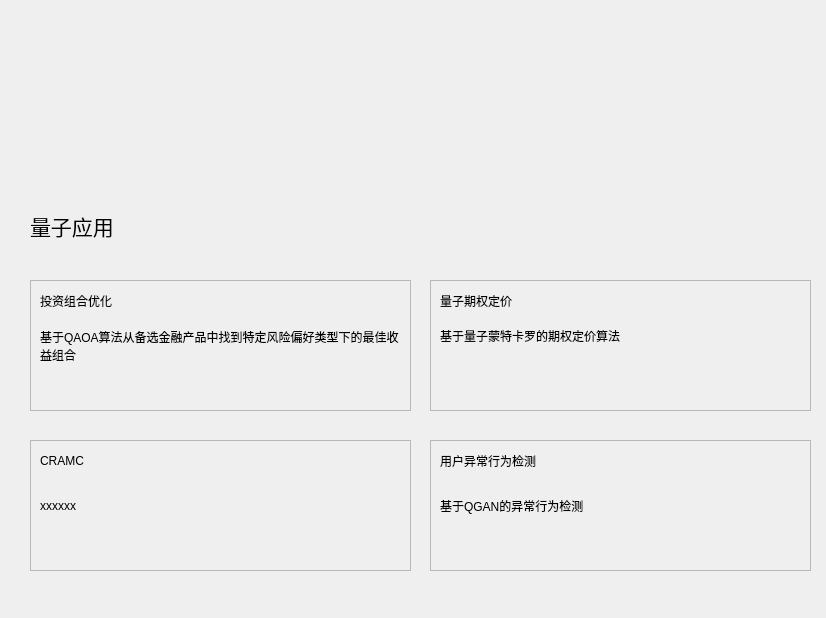
First picture: the form in ui/Main.ui, repository comddy/quantum, before the edit.
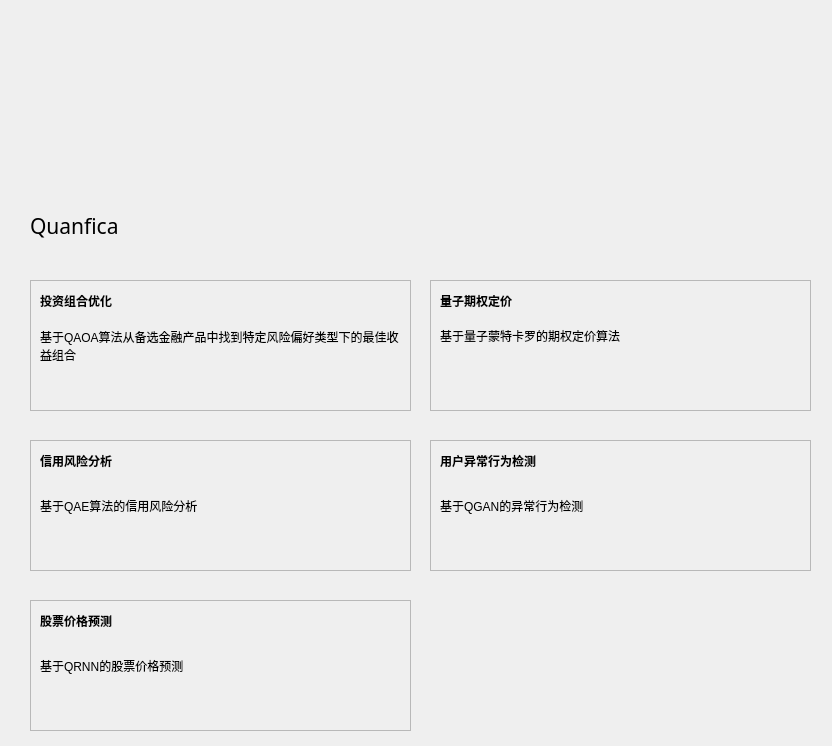
Second picture: the form after the edit. Icons and pictures are not drawn.

```diff
--- a/ui/Main.ui
+++ b/ui/Main.ui
@@ -6,8 +6,8 @@
    <rect>
     <x>0</x>
     <y>0</y>
-    <width>826</width>
-    <height>618</height>
+    <width>832</width>
+    <height>746</height>
    </rect>
   </property>
   <property name="windowTitle">
@@ -51,7 +51,7 @@
     <cursorShape>OpenHandCursor</cursorShape>
    </property>
    <property name="text">
-    <string>量子应用</string>
+    <string>Quanfica</string>
    </property>
   </widget>
   <widget class="QFrame" name="frame1">
@@ -81,6 +81,13 @@
       <height>41</height>
      </rect>
     </property>
+    <property name="font">
+     <font>
+      <family>微软雅黑</family>
+      <weight>75</weight>
+      <bold>true</bold>
+     </font>
+    </property>
     <property name="text">
      <string>投资组合优化</string>
     </property>
@@ -129,6 +136,13 @@
       <height>41</height>
      </rect>
     </property>
+    <property name="font">
+     <font>
+      <family>微软雅黑</family>
+      <weight>75</weight>
+      <bold>true</bold>
+     </font>
+    </property>
     <property name="text">
      <string>量子期权定价</string>
     </property>
@@ -177,8 +191,15 @@
       <height>41</height>
      </rect>
     </property>
+    <property name="font">
+     <font>
+      <family>微软雅黑</family>
+      <weight>75</weight>
+      <bold>true</bold>
+     </font>
+    </property>
     <property name="text">
-     <string>CRAMC</string>
+     <string>信用风险分析</string>
     </property>
    </widget>
    <widget class="QLabel" name="label_6">
@@ -191,7 +212,7 @@
      </rect>
     </property>
     <property name="text">
-     <string>xxxxxx</string>
+     <string>基于QAE算法的信用风险分析</string>
     </property>
     <property name="wordWrap">
      <bool>true</bool>
@@ -225,6 +246,13 @@
       <height>41</height>
      </rect>
     </property>
+    <property name="font">
+     <font>
+      <family>微软雅黑</family>
+      <weight>75</weight>
+      <bold>true</bold>
+     </font>
+    </property>
     <property name="text">
      <string>用户异常行为检测</string>
     </property>
@@ -246,6 +274,61 @@
     </property>
    </widget>
   </widget>
+  <widget class="QFrame" name="frame5">
+   <property name="geometry">
+    <rect>
+     <x>30</x>
+     <y>600</y>
+     <width>381</width>
+     <height>131</height>
+    </rect>
+   </property>
+   <property name="cursor">
+    <cursorShape>PointingHandCursor</cursorShape>
+   </property>
+   <property name="frameShape">
+    <enum>QFrame::StyledPanel</enum>
+   </property>
+   <property name="frameShadow">
+    <enum>QFrame::Sunken</enum>
+   </property>
+   <widget class="QLabel" name="label_14">
+    <property name="geometry">
+     <rect>
+      <x>10</x>
+      <y>0</y>
+      <width>111</width>
+      <height>41</height>
+     </rect>
+    </property>
+    <property name="font">
+     <font>
+      <family>微软雅黑</family>
+      <weight>75</weight>
+      <bold>true</bold>
+     </font>
+    </property>
+    <property name="text">
+     <string>股票价格预测</string>
+    </property>
+   </widget>
+   <widget class="QLabel" name="label_13">
+    <property name="geometry">
+     <rect>
+      <x>10</x>
+      <y>40</y>
+      <width>361</width>
+      <height>51</height>
+     </rect>
+    </property>
+    <property name="text">
+     <string>基于QRNN的股票价格预测</string>
+    </property>
+    <property name="wordWrap">
+     <bool>true</bool>
+    </property>
+   </widget>
+  </widget>
  </widget>
  <resources>
   <include location="../resource.qrc"/>
```
